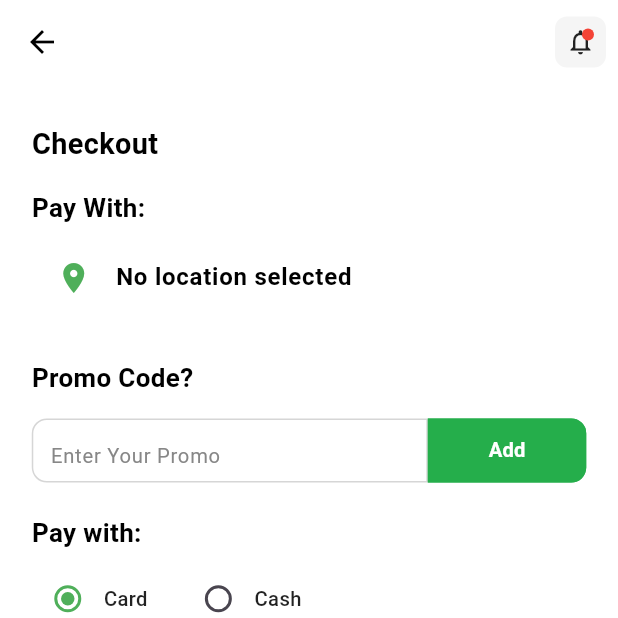
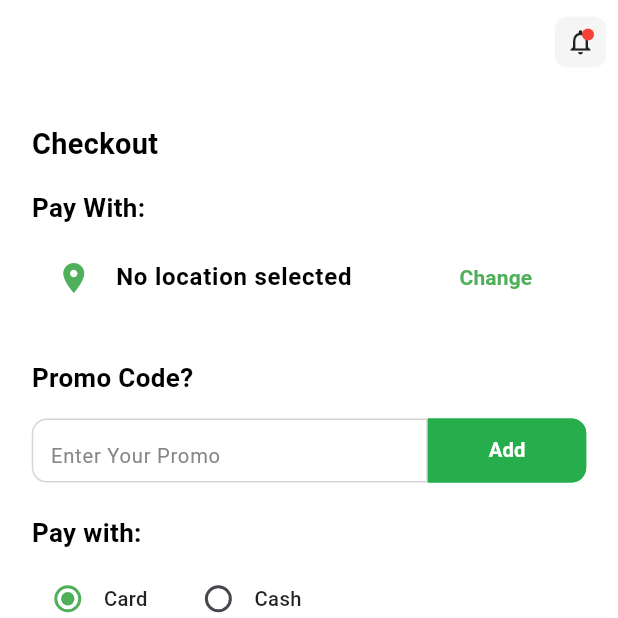
Before and after one commit to hamzamanaseer99/FoodTec, a Flutter app: the CheckoutScreen screen opened by its route, on a phone screen of 412 x 824 dp, the top half of it. Run offline on Flutter 3.47's test engine with Material 3 defaults, Android fonts, the phone set to English and light mode, and no system bars; our stand-ins replace bloc, easy_localization, equatable, flutter_bloc, flutter_screenutil, flutter_slidable and 8 more; accounts and stored records are empty.

```diff
--- a/assets/translation/ar.json
+++ b/assets/translation/ar.json
@@ -11,6 +11,7 @@
   "Enable Location": "تمكين الموقع",
   "To provide better service, we need access to your location. Please enable location services.": "لتقديم خدمة أفضل، نحتاج إلى الوصول إلى موقعك. يرجى تمكين خدمات الموقع.",
   "Cancel": "إلغاء",
+  "Change": "تغير",
 
   "Home": "الرئيسية",
   "Favorites": "المفضلة",
--- a/assets/translation/en.json
+++ b/assets/translation/en.json
@@ -12,6 +12,7 @@
   "Enable Location": "Enable Location",
   "To provide better service, we need access to your location. Please enable location services.": "To provide better service, we need access to your location. Please enable location services.",
   "Cancel": "Cancel",
+  "Change": "Change",
 
   "Home": "Home",
   "Favorites":"Favorites",
--- a/lib/view/screens/checkout_screen.dart
+++ b/lib/view/screens/checkout_screen.dart
@@ -201,6 +201,7 @@ import 'package:flutter/material.dart';
 import 'package:flutter_bloc/flutter_bloc.dart';
 import 'package:foodtek/cubit/cart_cubit.dart';
 import 'package:foodtek/responsive.dart';
+import 'package:foodtek/view/screens/setlocationscreen.dart';
 import 'package:foodtek/view/screens/widgets/notification_icon.dart';
 import 'package:foodtek/view/screens/widgets/radio_widget.dart';
 import 'package:foodtek/view/screens/widgets/section_price_widget.dart';
@@ -282,15 +283,15 @@ class _CheckoutScreenState extends State<CheckoutScreen> {
         elevation: 0,
         automaticallyImplyLeading: false,
         // نوقف الزر التلقائي
-        leading: IconButton(
-          icon: Icon(
-            Icons.arrow_back,
-            color: isDarkMode ? Colors.white : Colors.black,
-          ),
-          onPressed: () {
-            Navigator.of(context).pop(); // العودة للشاشة السابقة
-          },
-        ),
+        // leading: IconButton(
+        //   icon: Icon(
+        //     Icons.arrow_back,
+        //     color: isDarkMode ? Colors.white : Colors.black,
+        //   ),
+        //   onPressed: () {
+        //     Navigator.of(context).pop(); // العودة للشاشة السابقة
+        //   },
+        // ),
         actions: [
           NotificationIcon(),
         ],
@@ -330,21 +331,53 @@ class _CheckoutScreenState extends State<CheckoutScreen> {
                   ),
 
                   // عرض الموقع المحدد باستخدام العنوان النصي
+                  // Padding(
+                  //   padding: EdgeInsets.symmetric(
+                  //       vertical: responsiveHeight(context, 6)),
+                  //   child: ListTile(
+                  //     leading: Icon(Icons.location_on,
+                  //         color: isDarkMode
+                  //             ? Colors.greenAccent
+                  //             : Color(0xff4FAF5A)),
+                  //     title: Text(
+                  //       selectedAddressTitle,
+                  //       style: TextStyle(
+                  //         fontWeight: FontWeight.bold,
+                  //         color: isDarkMode
+                  //             ? Colors.white
+                  //             : Colors.black, // تغيير اللون
+                  //       ),
+                  //     ),
+                  //   ),
+                  // ),
                   Padding(
                     padding: EdgeInsets.symmetric(
-                        vertical: responsiveHeight(context, 6)),
+                      vertical: responsiveHeight(context, 6),
+                    ),
                     child: ListTile(
-                      leading: Icon(Icons.location_on,
-                          color: isDarkMode
-                              ? Colors.greenAccent
-                              : Color(0xff4FAF5A)),
+                      leading: Icon(
+                        Icons.location_on,
+                        color: isDarkMode ? Colors.greenAccent : Color(0xff4FAF5A),
+                      ),
                       title: Text(
                         selectedAddressTitle,
                         style: TextStyle(
                           fontWeight: FontWeight.bold,
-                          color: isDarkMode
-                              ? Colors.white
-                              : Colors.black, // تغيير اللون
+                          color: isDarkMode ? Colors.white : Colors.black,
+                        ),
+                      ),
+                      trailing: TextButton(
+                        onPressed: () {
+                          Navigator.of(context).push(
+                            MaterialPageRoute(builder: (context) => SetLocationScreen()),
+                          );
+                        },
+                        child: Text(
+                          'Change'.tr(),
+                          style: TextStyle(
+                            color: isDarkMode ? Colors.greenAccent : Color(0xff4FAF5A),
+                            fontWeight: FontWeight.bold,
+                          ),
                         ),
                       ),
                     ),
```
